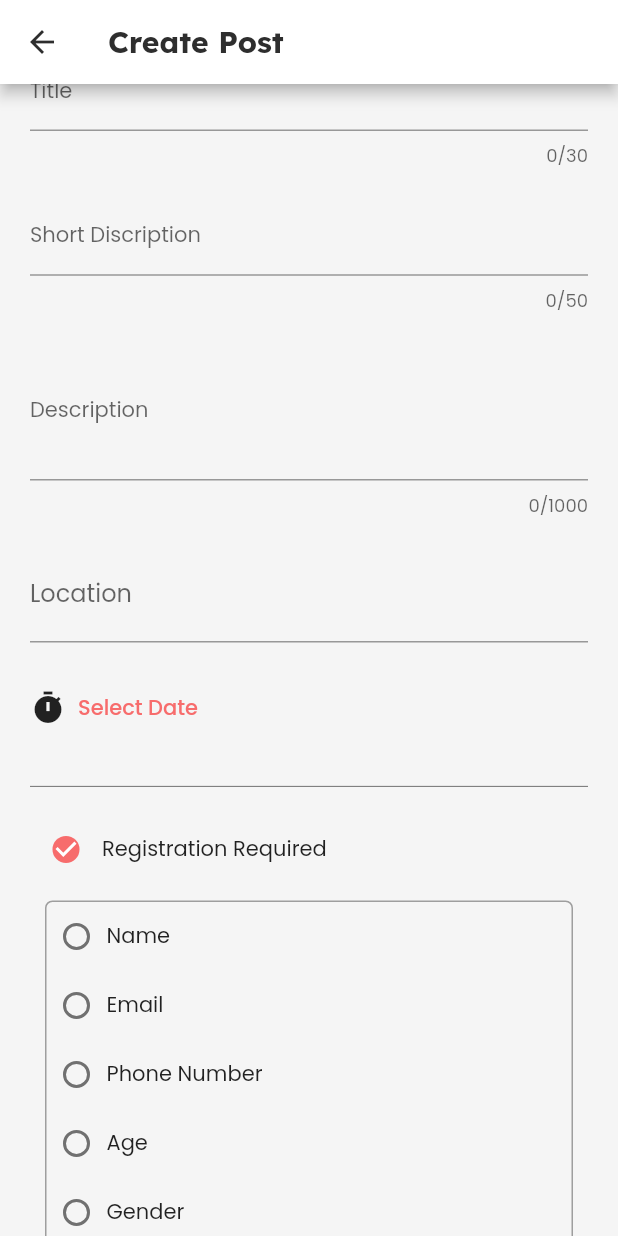
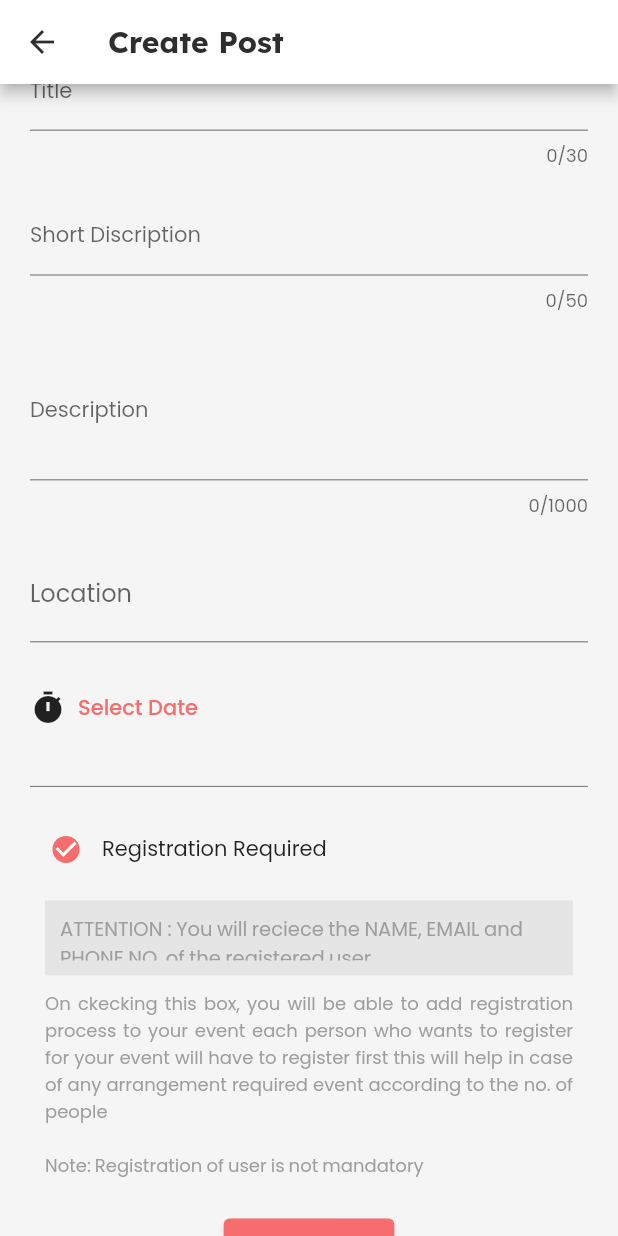
Before and after one commit to vik-negi/mini-project, a Flutter app: the CreatePostPage screen opened by its route, scrolled down 379 dp, after a tap on "Registration Required", on a phone screen of 412 x 824 dp. Run offline on Flutter 3.47's test engine with Material 2 defaults, Android fonts, the phone set to English and light mode, and no system bars; our stand-ins replace blur, cached_network_image, carousel_slider, dio, emoji_picker_flutter, file_picker and 15 more; missing offline and left inert: dart:ffi, geocoder, omni_datetime_picker; accounts and stored records are empty; network calls fail.

```diff
--- a/lib/appTheme.dart
+++ b/lib/appTheme.dart
@@ -18,6 +18,7 @@ ThemeData lightThemeData(BuildContext context) {
     backgroundColor: const Color(0xFFFFFFFF),
     scaffoldBackgroundColor: const Color(0xFFF5F5F5),
     errorColor: kErrorColor,
+
     visualDensity: VisualDensity.adaptivePlatformDensity,
   );
 }
--- a/lib/main.dart
+++ b/lib/main.dart
@@ -26,6 +26,8 @@ class MyApp extends StatelessWidget {
       debugShowCheckedModeBanner: false,
       darkTheme: darkThemeData(context),
       theme: lightThemeData(context),
+      scrollBehavior: const ScrollBehavior(
+          androidOverscrollIndicator: AndroidOverscrollIndicator.stretch),
       // themeMode: ThemeMode.dark,
       // themeMode: ThemeMode.light,
       getPages: AppRotutes.pages,
--- a/lib/models/user/post_model.dart
+++ b/lib/models/user/post_model.dart
@@ -73,6 +73,7 @@ class PostData {
   final String? userId;
   final String? name;
   final String? profileImage;
+
   PostData({
     this.name,
     this.profileImage,
--- a/lib/utils/ui_utility_widgets.dart
+++ /dev/null
@@ -1,13 +0,0 @@
-import 'package:flutter/material.dart';
-
-Widget gapx(double x) {
-  return SizedBox(
-    width: x.toDouble(),
-  );
-}
-
-Widget gapy(double x) {
-  return SizedBox(
-    height: x.toDouble(),
-  );
-}
--- a/lib/views/create_post/create_post.dart
+++ b/lib/views/create_post/create_post.dart
@@ -1,8 +1,7 @@
 import 'dart:io';
 import 'package:evika/utils/colors.dart';
-import 'package:evika/utils/ui_utility_widgets.dart';
+import 'package:evika/utils/utility_functions.dart';
 import 'package:evika/views/create_post/create_post_viewmodel.dart';
-import 'package:evika/views/create_post/registrationFilelds.dart';
 import 'package:evika/views/create_post/selected_image_crousel_page.dart';
 import 'package:flutter/material.dart';
 import 'package:get/get.dart';
@@ -233,20 +232,19 @@ class CreatePostPage extends StatelessWidget {
                               ? showPickedDates(context, vm.startAndEndDate[0],
                                   vm.startAndEndDate[1])
                               : const SizedBox(),
-                          gapy(20),
+                          UtilFunctions.gapy(20),
                           const Divider(),
                           InkWell(
                             onTap: () {
                               vm.isRegistrationRequired =
                                   !vm.isRegistrationRequired;
 
-                              if (!vm.isRegistrationRequired) {
-                                vm.registrationFilds.name = false;
-                                vm.registrationFilds.email = false;
-                                vm.registrationFilds.phone = false;
-                                vm.registrationFilds.dob = false;
-                                vm.registrationFilds.gender = false;
+                              if (vm.isRegistrationRequired) {
+                                vm.attentionHeight = 50;
+                              } else {
+                                vm.attentionHeight = 0;
                               }
+
                               vm.update();
                             },
                             child: Container(
@@ -261,13 +259,10 @@ class CreatePostPage extends StatelessWidget {
                                     onChanged: (value) {
                                       vm.isRegistrationRequired =
                                           !vm.isRegistrationRequired;
-
-                                      if (!vm.isRegistrationRequired) {
-                                        vm.registrationFilds.name = false;
-                                        vm.registrationFilds.email = false;
-                                        vm.registrationFilds.phone = false;
-                                        vm.registrationFilds.dob = false;
-                                        vm.registrationFilds.gender = false;
+                                      if (vm.isRegistrationRequired) {
+                                        vm.attentionHeight = 70;
+                                      } else {
+                                        vm.attentionHeight = 0;
                                       }
                                       vm.update();
                                     },
@@ -278,77 +273,30 @@ class CreatePostPage extends StatelessWidget {
                               ),
                             ),
                           ),
-                          vm.isRegistrationRequired
-                              ? Container(
+                          AnimatedContainer(
+                            duration: const Duration(milliseconds: 300),
                             width: Get.width,
-                                  margin: const EdgeInsets.symmetric(
-                                      horizontal: 10),
+                            padding: EdgeInsets.all(10),
+                            constraints:
+                                BoxConstraints(maxHeight: vm.attentionHeight),
                             decoration: BoxDecoration(
-                                    border: Border.all(
+                              color: AppColors.accentColor,
+                            ),
+                            margin: const EdgeInsets.symmetric(horizontal: 10),
+                            child: const Text(
+                              "ATTENTION : You will reciece the NAME, EMAIL and PHONE NO. of the registered user",
+                              style: TextStyle(
+                                wordSpacing: -0.5,
+                                fontSize: 13,
                                 color: Colors.grey,
                               ),
-                                    borderRadius: BorderRadius.circular(5),
                             ),
-                                  child: Column(
-                                    children: [
-                                      // Name
-                                      showSelector(
-                                        name: "Name",
-                                        value: vm.registrationFilds.name,
-                                        onTap: () {
-                                          vm.registrationFilds.name =
-                                              !vm.registrationFilds.name;
-                                          vm.update();
-                                        },
                           ),
-                                      // Email
-                                      showSelector(
-                                        name: "Email",
-                                        value: vm.registrationFilds.email,
-                                        onTap: () {
-                                          vm.registrationFilds.email =
-                                              !vm.registrationFilds.email;
-                                          vm.update();
-                                        },
-                                      ),
-                                      // Phone Number
-                                      showSelector(
-                                        name: "Phone Number",
-                                        value: vm.registrationFilds.phone,
-                                        onTap: () {
-                                          vm.registrationFilds.phone =
-                                              !vm.registrationFilds.phone;
-                                          vm.update();
-                                        },
-                                      ),
-                                      // Age
-                                      showSelector(
-                                        name: "Age",
-                                        value: vm.registrationFilds.dob,
-                                        onTap: () {
-                                          vm.registrationFilds.dob =
-                                              !vm.registrationFilds.dob;
-                                          vm.update();
-                                        },
-                                      ),
-                                      // Gender
-                                      showSelector(
-                                          name: "Gender",
-                                          value: vm.registrationFilds.gender,
-                                          onTap: () {
-                                            vm.registrationFilds.gender =
-                                                !vm.registrationFilds.gender;
-                                            vm.update();
-                                          })
-                                    ],
-                                  ),
-                                )
-                              : const SizedBox(),
-                          gapy(10),
+                          UtilFunctions.gapy(10),
                           Container(
                             margin: const EdgeInsets.symmetric(horizontal: 10),
                             child: const Text(
-                              "On ckecking this box, you will be able to add registration process to your event each person who wants to register for your event will have to register first this will help in calse of any arrangement required event according to the no. of people\n\nNote: This is not mandatory",
+                              "On ckecking this box, you will be able to add registration process to your event each person who wants to register for your event will have to register first this will help in case of any arrangement required event according to the no. of people\n\nNote: Registration of user is not mandatory",
                               textAlign: TextAlign.justify,
                               style: TextStyle(
                                 wordSpacing: -0.5,
@@ -357,7 +305,7 @@ class CreatePostPage extends StatelessWidget {
                               ),
                             ),
                           ),
-                          gapy(20),
+                          UtilFunctions.gapy(20),
                           ElevatedButton(
                             onPressed: () async {
                               debugPrint("tapped");
@@ -581,20 +529,7 @@ class CreatePostPage extends StatelessWidget {
           // color: AppColors.white,
           width: Get.width,
           height: 50,
-          child: const Center(
-              // child: InkWell(
-              //   onTap: () {
-              //     vm.toggleNotification();
-              //   },
-              //   child: Icon(
-              //     vm.notificationSet
-              //         ? Icons.notifications_active
-              //         : Icons.notifications_outlined,
-              //     color: AppColors.accentTextColor,
-              //     size: 30,
-              //   ),
-              // ),
-              ),
+          child: const Center(),
         )
       ]),
     );
--- a/lib/views/create_post/create_post_viewmodel.dart
+++ b/lib/views/create_post/create_post_viewmodel.dart
@@ -21,6 +21,7 @@ class CreatePostVM extends GetxController {
   ApiResponce<Map<dynamic, dynamic>?> response = ApiResponce.loading();
   PostData postData = PostData();
   List<PostData> postList = <PostData>[].obs;
+  double attentionHeight = 0.0;
 
   late final Future? futurePosts;
   RxBool isPostFetched = false.obs;
@@ -32,8 +33,6 @@ class CreatePostVM extends GetxController {
   String? dateTime;
   int viewImageIndex = 0;
   bool isRegistrationRequired = false;
-
-  RegistraionFields registrationFilds = RegistraionFields();
 
   List<DateTime> startAndEndDate = [];
 
@@ -200,7 +199,8 @@ class CreatePostVM extends GetxController {
 
       request.fields["eventStartAt"] = startAndEndDate[0].toString();
 
-      request.fields["registration"] = [].toString();
+      request.fields["isRegistrationRequired"] =
+          isRegistrationRequired.toString();
 
       request.fields["eventEndAt"] = startAndEndDate[1].toString();
 
--- a/lib/views/create_post/selected_image_crousel_page.dart
+++ b/lib/views/create_post/selected_image_crousel_page.dart
@@ -1,10 +1,8 @@
 import 'dart:io';
 
 import 'package:evika/utils/colors.dart';
-import 'package:evika/utils/ui_utility_widgets.dart';
+import 'package:evika/utils/utility_functions.dart';
 import 'package:flutter/material.dart';
-import 'package:flutter/src/widgets/container.dart';
-import 'package:flutter/src/widgets/framework.dart';
 import 'package:get/get.dart';
 import 'package:carousel_slider/carousel_slider.dart';
 import 'package:image_picker/image_picker.dart';
@@ -57,7 +55,7 @@ class _SelectedImageCrouselState extends State<SelectedImageCrousel> {
                     )
                     .toList(),
               ),
-              gapy(20),
+              UtilFunctions.gapy(20),
               Container(
                 padding: const EdgeInsets.symmetric(
                   vertical: 8,
--- a/lib/views/mypost/my_post.dart
+++ b/lib/views/mypost/my_post.dart
@@ -1,7 +1,7 @@
 import 'package:cached_network_image/cached_network_image.dart';
 import 'package:evika/utils/colors.dart';
 import 'package:evika/utils/placeHolderImage.dart';
-import 'package:evika/utils/ui_utility_widgets.dart';
+import 'package:evika/utils/utility_functions.dart';
 import 'package:evika/views/create_post/selected_image_crousel_page.dart';
 import 'package:evika/views/mypost/my_post_comments.dart';
 import 'package:evika/views/mypost/my_post_viewmodel.dart';
@@ -253,7 +253,7 @@ class MyPostDetails extends StatelessWidget {
                 crossAxisAlignment: CrossAxisAlignment.center,
                 children: [
                   Icon(icon),
-                  gapx(10),
+                  UtilFunctions.gapx(10),
                   Text(
                     "$lable(${count ?? 0})",
                     style: const TextStyle(
@@ -293,7 +293,7 @@ class MyPostDetails extends StatelessWidget {
                   size: 18,
                 )
               : const SizedBox(),
-          icon != null ? gapx(4) : const SizedBox(),
+          icon != null ? UtilFunctions.gapx(4) : const SizedBox(),
           text != null ? Text(text) : const SizedBox(),
         ],
       ),
```
Also changed, not shown: lib/utils/utility_functions.dart (added, +50 -0 lines), lib/views/profile/profile.dart (+20 -17 lines), lib/views/profile/widget/own_post_card.dart (+32 -67 lines). Lines whose indentation alone changed are shown as unchanged.
